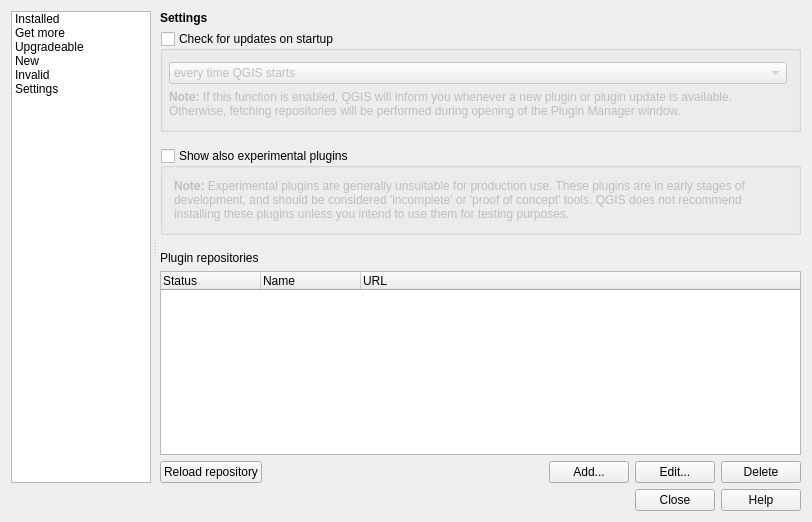
Old version of the form src/ui/qgspluginmanagerbase.ui in the repository qgis/QGIS.
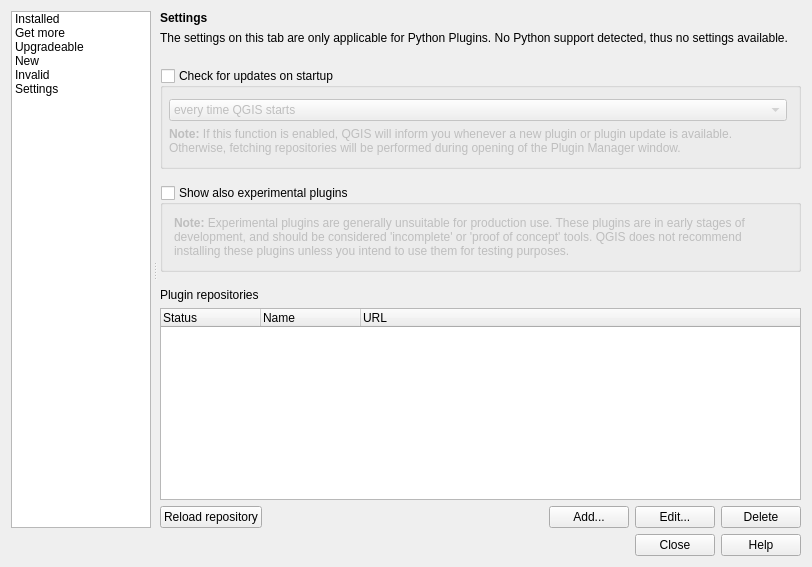
New version of the form. The open tabs and pages were chosen to show the change. Icons and pictures are not drawn. Custom widgets are drawn as their Qt base class.

Commit message: [Plugin Manager] If no Python support detected, display an explanation why there is nothing to install. Fixes #8063. PL translation included.

Diff of the .ui file:
```diff
--- a/src/ui/qgspluginmanagerbase.ui
+++ b/src/ui/qgspluginmanagerbase.ui
@@ -7,7 +7,7 @@
     <x>0</x>
     <y>0</y>
     <width>812</width>
-    <height>507</height>
+    <height>567</height>
    </rect>
   </property>
   <property name="minimumSize">
@@ -532,6 +532,49 @@
             </widget>
            </item>
            <item>
+            <widget class="QLabel" name="labelNoPython">
+             <property name="sizePolicy">
+              <sizepolicy hsizetype="Preferred" vsizetype="Expanding">
+               <horstretch>0</horstretch>
+               <verstretch>0</verstretch>
+              </sizepolicy>
+             </property>
+             <property name="text">
+              <string>The settings on this tab are only applicable for Python Plugins. No Python support detected, thus no settings available.</string>
+             </property>
+             <property name="alignment">
+              <set>Qt::AlignLeading|Qt::AlignLeft|Qt::AlignTop</set>
+             </property>
+             <property name="wordWrap">
+              <bool>true</bool>
+             </property>
+             <property name="margin">
+              <number>20</number>
+             </property>
+             <property name="indent">
+              <number>0</number>
+             </property>
+            </widget>
+           </item>
+           <item>
+            <widget class="QFrame" name="frameSettings">
+             <property name="sizePolicy">
+              <sizepolicy hsizetype="Expanding" vsizetype="Expanding">
+               <horstretch>0</horstretch>
+               <verstretch>0</verstretch>
+              </sizepolicy>
+             </property>
+             <property name="frameShape">
+              <enum>QFrame::NoFrame</enum>
+             </property>
+             <property name="frameShadow">
+              <enum>QFrame::Raised</enum>
+             </property>
+             <layout class="QVBoxLayout" name="verticalLayout_10">
+              <property name="margin">
+               <number>0</number>
+              </property>
+              <item>
             <widget class="QGroupBox" name="ckbCheckUpdates">
              <property name="enabled">
               <bool>true</bool>
@@ -842,6 +885,9 @@
            </item>
           </layout>
          </widget>
+           </item>
+          </layout>
+         </widget>
         </widget>
        </item>
       </layout>
```
Left out of the diff: 1 changed line with no effect on the pictures. Lines whose indentation alone changed are shown as unchanged. The commit also changes 2 other files.
